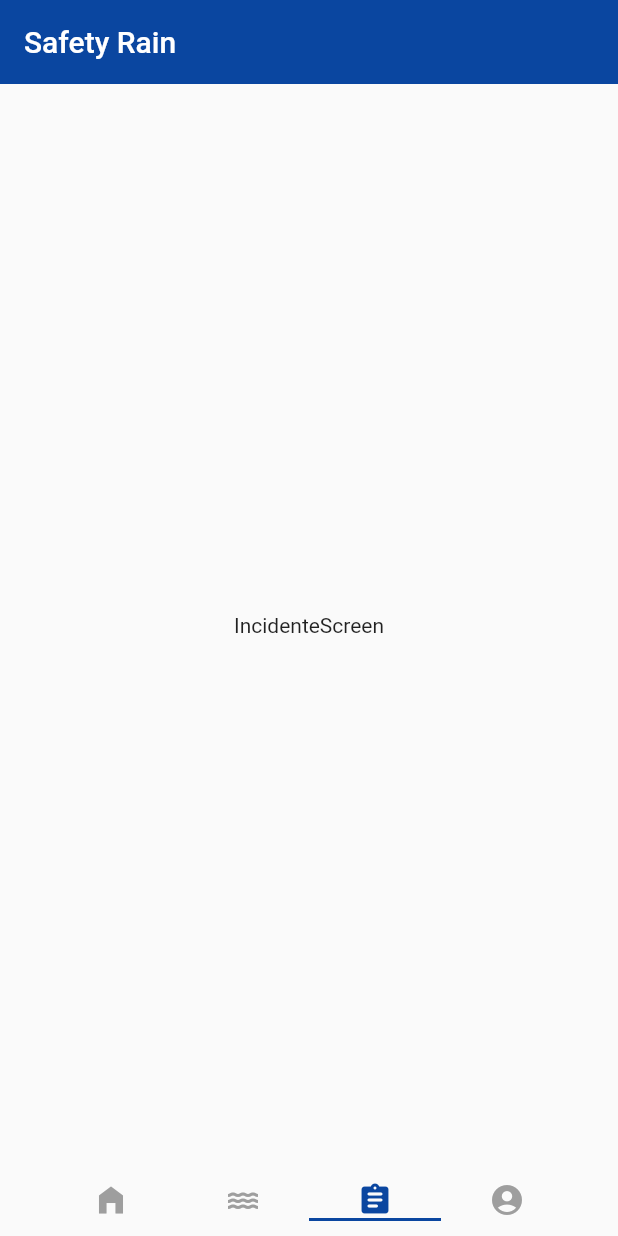
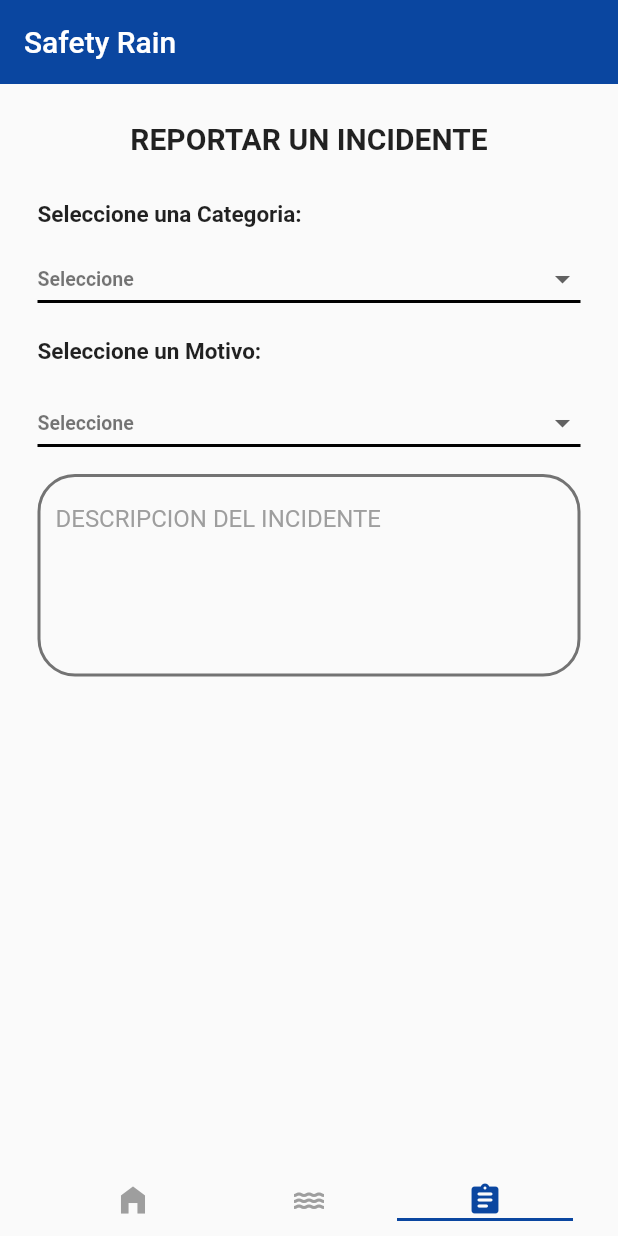
Before and after one commit to GustavoZegarra/PRY2021267_MobileApp, a Flutter app: the screen it shows after launch, item 3 of the bottom bar chosen, on a phone screen of 412 x 824 dp. Run offline on Flutter 3.47's test engine with Material 2 defaults, Android fonts, the phone set to English and light mode, and no system bars.

Commit message:
Primer Avance pantalla de Incidente, e instalacion de dependencias para usar la camara

```diff
--- a/mobile_app/lib/screens/incidente_screen.dart
+++ b/mobile_app/lib/screens/incidente_screen.dart
@@ -1,18 +1,144 @@
 import 'package:flutter/material.dart';
 
-class IncidenteScreen extends StatelessWidget {
+class IncidenteScreen extends StatefulWidget {
+  @override
+  _MyAppState createState() => _MyAppState();
+}
 
+class _MyAppState extends State<IncidenteScreen> {
   //const IncidenteScreen({Key? key}) : super(key: key);
 
+  String temp_cate = 'Seleccione';
+  final List<String> lista_categoria = <String>[
+    'Seleccione',
+    'LLuvia fuerte',
+    'Inundacion',
+    'Huayco'
+  ];
+   String temp_moti = 'Seleccione';
+   final List<String> lista_motivo = <String>[
+    'Seleccione',
+    'Inundacion en mi casa',
+    'Huayco por mi casa',
+    'Caida de poste de luz'
+  ];
   @override
   Widget build(BuildContext context) {
     return Scaffold(
-      appBar: AppBar(
-        title: const Text('Safety Rain')
-      ),
-      body: Center(
-         child: Text('IncidenteScreen'),
-      ),
-    );
+        appBar: AppBar(title: const Text('Safety Rain')),
+        body: ListView(
+          children: [
+            Container(
+              alignment: Alignment.center,
+              width: MediaQuery.of(context).size.width,
+              margin: const EdgeInsets.fromLTRB(15, 20, 15, 0),
+              padding: const EdgeInsets.fromLTRB(10, 5, 10, 5),
+              child: Text('REPORTAR UN INCIDENTE',
+              style: TextStyle(fontSize: 20, fontWeight: FontWeight.bold)
+              ),
+
+            ),
+
+            Container(
+              width: MediaQuery.of(context).size.width,
+              margin: const EdgeInsets.fromLTRB(15, 20, 15, 0),
+              padding: const EdgeInsets.fromLTRB(10, 5, 10, 5),
+              child: Text('Seleccione una Categoria: ',
+                  style: TextStyle(fontSize: 15, fontWeight: FontWeight.bold)
+                  ),
+            ),
+
+            Container(
+              width: MediaQuery.of(context).size.width,
+              margin: const EdgeInsets.fromLTRB(15, 0, 15, 0),
+              padding: const EdgeInsets.fromLTRB(10, 5, 10, 5),
+              child: DropdownButton(
+
+                value: temp_cate,
+                onChanged: (String? newValue) {
+                  setState(() {
+                    temp_cate = newValue!;
+                  });
+                },
+                items: lista_categoria.map((val) {
+                  return DropdownMenuItem<String>(
+                    value: val,
+                    child: Text(val,
+                    style: TextStyle(fontSize: 13, color: Colors.black54, fontWeight: FontWeight.bold))
+                  );
+                }).toList(),
+                isExpanded: true,
+                elevation: 1,
+                underline: Container(
+                    height: 2,
+                    color: Colors.black,
+                    ),
+
+              ),
+
+            ),
+            Container(
+              width: MediaQuery.of(context).size.width,
+              margin: const EdgeInsets.fromLTRB(15, 0, 15, 0),
+              padding: const EdgeInsets.fromLTRB(10, 10, 10, 10),
+              child: Text('Seleccione un Motivo: ',
+                  style: TextStyle(fontSize: 15, fontWeight: FontWeight.bold)
+                  ),
+            ),
+             Container(
+              width: MediaQuery.of(context).size.width,
+              margin: const EdgeInsets.fromLTRB(15, 0, 15, 0),
+              padding: const EdgeInsets.fromLTRB(10, 5, 10, 5),
+              child: DropdownButton(
+                value: temp_moti,
+                onChanged: (String? newValue) {
+                  setState(() {
+                    temp_moti = newValue!;
+                  });
+                },
+                items: lista_motivo.map((val) {
+                  return DropdownMenuItem<String>(
+                    value: val,
+                    child: Text(val,
+                    style: TextStyle(fontSize: 13, color: Colors.black54, fontWeight: FontWeight.bold))
+                  );
+                }).toList(),
+                isExpanded: true,
+                elevation: 1,
+                      underline: Container(
+                    height: 2,
+                    color: Colors.black,
+                    ),
+              ),
+
+            ),
+          Container(
+            width: MediaQuery.of(context).size.width,
+            margin: const EdgeInsets.fromLTRB(15, 0, 15, 0),
+            padding: const EdgeInsets.fromLTRB(10, 5, 10, 5),
+            child:TextFormField(
+                keyboardType: TextInputType.multiline,
+                minLines: 5,//Normal textInputField will be displayed
+                maxLines: 5,// when user presses enter it will adapt to it
+                decoration: InputDecoration(
+
+                  hintText: 'DESCRIPCION DEL INCIDENTE',
+                  hintStyle: TextStyle(
+                    color: Colors.grey
+                    ),
+                  focusedBorder: OutlineInputBorder(
+                    borderRadius: BorderRadius.all(Radius.circular(25)),
+                    borderSide: BorderSide(color: Colors.black54, width: 2.0)
+                  ),
+                  enabledBorder:OutlineInputBorder(
+                    borderRadius: BorderRadius.all(Radius.circular(25)),
+                    borderSide: BorderSide(color: Colors.black54, width: 2.0),
+                    ),
+                ),
+            ),
+          ),
+          ],
+        )
+        );
   }
 }
--- a/mobile_app/lib/screens/quebrada_screen.dart
+++ b/mobile_app/lib/screens/quebrada_screen.dart
@@ -4,13 +4,21 @@ import 'package:mobile_app/themes/app_theme.dart';
 import 'package:mobile_app/widgets/quebrada_widget.dart';
 
 class QuebradaScreen extends StatelessWidget {
-
   //const QuebradaScreen({Key? key}) : super(key: key);
 
   final List<String> quebradas = [
-    'Nicolas de Pierola','Carossio','La libertad','Santo Domingo',
-    'Nicolas de Pierola','Carossio','La libertad','Santo Domingo',
-    'Nicolas de Pierola','Carossio','La libertad','Santo Domingo'
+    'Nicolas de Pierola',
+    'Carossio',
+    'La libertad',
+    'Santo Domingo',
+    'Nicolas de Pierola',
+    'Carossio',
+    'La libertad',
+    'Santo Domingo',
+    'Nicolas de Pierola',
+    'Carossio',
+    'La libertad',
+    'Santo Domingo'
   ];
 
   @override
@@ -22,8 +30,7 @@ class QuebradaScreen extends StatelessWidget {
         body: ListView.separated(
           padding: const EdgeInsets.symmetric(horizontal: 20, vertical: 20),
           itemCount: quebradas.length,
-        itemBuilder: (context, index) =>
-          ListTile(
+          itemBuilder: (context, index) => ListTile(
             title: Text(quebradas[index]),
             subtitle: ListBody(
               children: const [
@@ -32,11 +39,18 @@ class QuebradaScreen extends StatelessWidget {
                 Text('Última actualización hace 6 minutos')
               ],
             ),
-          trailing: const Icon(Icons.arrow_forward_ios_rounded, color: AppTheme.primary),
-          onTap: () {},
+            trailing: const Icon(Icons.arrow_forward_ios_rounded,
+                color: AppTheme.primary),
+            onTap: () {
+              print('ola');
+            },
           ),
-        separatorBuilder: (_, __) => const Divider(color: Colors.grey,thickness: 1,indent: 20,endIndent: 20,),
-        )
-    );
+          separatorBuilder: (_, __) => const Divider(
+            color: Colors.grey,
+            thickness: 1,
+            indent: 20,
+            endIndent: 20,
+          ),
+        ));
   }
 }
--- a/mobile_app/lib/screens/tab_screen.dart
+++ b/mobile_app/lib/screens/tab_screen.dart
@@ -9,7 +9,7 @@ class TabScreen extends StatelessWidget {
   @override
   Widget build(BuildContext context) {
     return DefaultTabController(
-      length: 4,
+      length: 3,
       child: Scaffold(
         body: Column(
           children: [
@@ -18,8 +18,7 @@ class TabScreen extends StatelessWidget {
                 children: [
                   HomeScreen(),
                   QuebradaScreen(),
-                  IncidenteScreen(),
-                  UsuarioScreen(),
+                  IncidenteScreen()
                 ],
               ),
             ),
@@ -32,8 +31,7 @@ class TabScreen extends StatelessWidget {
                 tabs: [
                   Icon(Icons.home_filled),
                   Icon(Icons.water),
-                  Icon(Icons.assignment_rounded),
-                  Icon(Icons.account_circle_rounded),
+                  Icon(Icons.assignment_rounded)
                 ],
               ),
             ),
--- a/mobile_app/pubspec.yaml
+++ b/mobile_app/pubspec.yaml
@@ -29,7 +29,9 @@ environment:
 dependencies:
   flutter:
     sdk: flutter
-
+  camera:
+  path_provider:
+  path:
 
   # The following adds the Cupertino Icons font to your application.
   # Use with the CupertinoIcons class for iOS style icons.
```
Also changed, not shown: mobile_app/pubspec.lock. Lines whose indentation alone changed are shown as unchanged.
